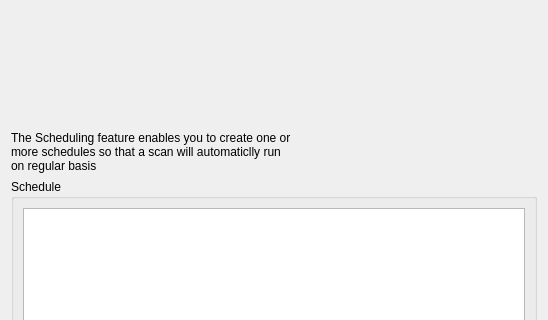
This is CPC/ui/schedulewidget.ui in CoEIA/CPC as Qt 5 draws it before an edit; both pictures show x 0 to 548 and y 0 to 320 of the 548 by 573 pixel window. The edited form follows.
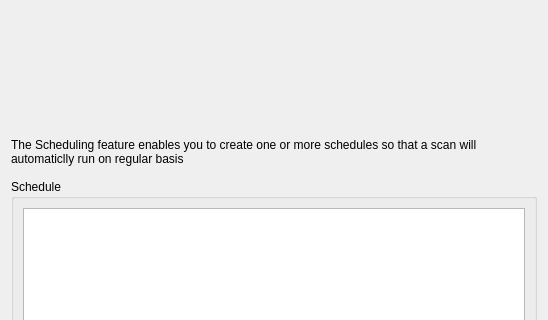
This is the edited form.

Commit message: increase the size fo schedule text on GUI and fix arabic translation on about dialog

The edit to the form file:
```diff
--- a/CPC/ui/schedulewidget.ui
+++ b/CPC/ui/schedulewidget.ui
@@ -30,7 +30,7 @@
      </property>
     </spacer>
    </item>
-   <item row="1" column="0">
+   <item row="1" column="0" colspan="2">
     <widget class="QLabel" name="label">
      <property name="sizePolicy">
       <sizepolicy hsizetype="Preferred" vsizetype="Fixed">
```
The commit also changes 4 other files.
